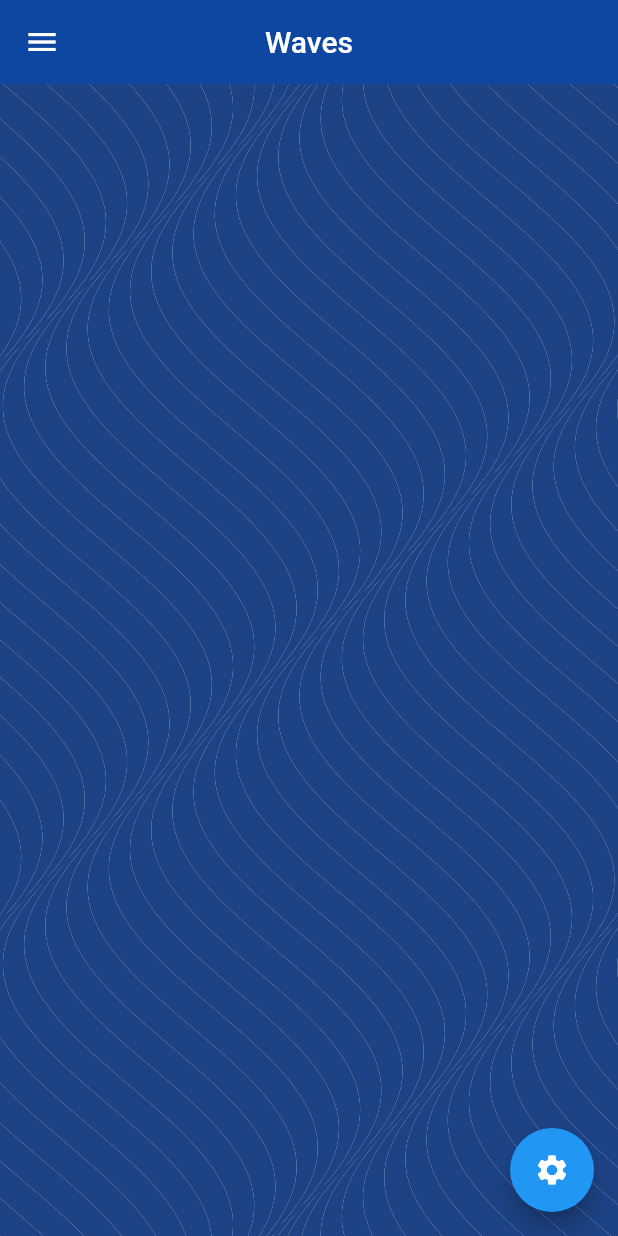
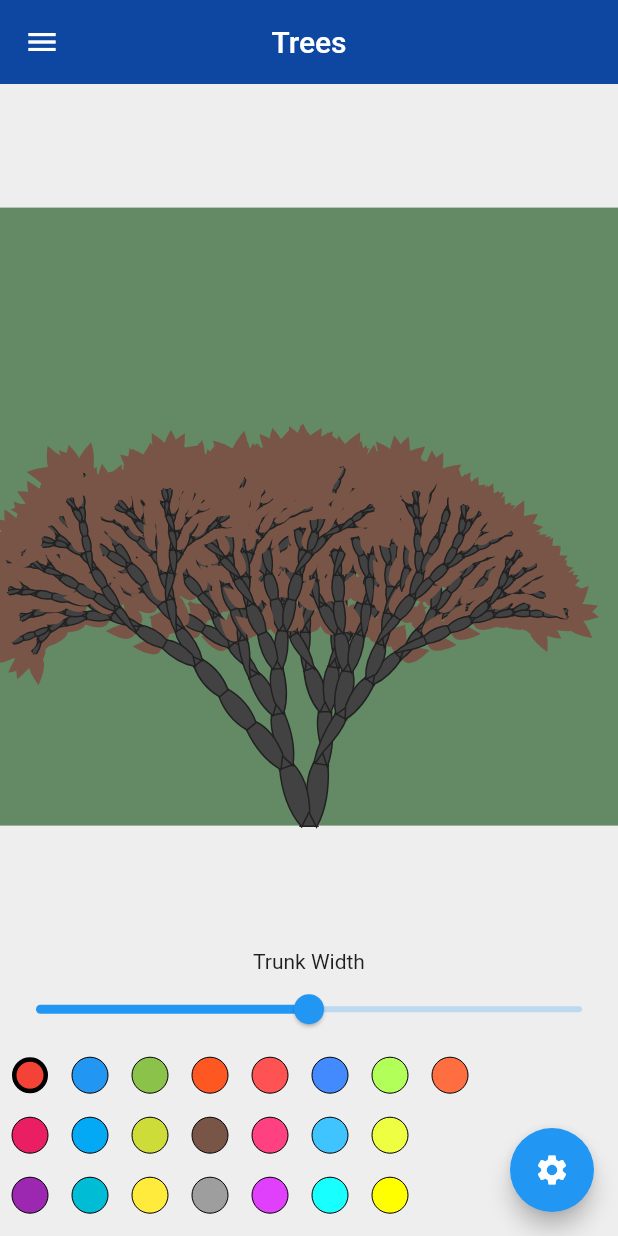
Before and after one commit to baldfatchris/opart_v2, a Flutter app: the screen it shows after launch, on a phone screen of 412 x 824 dp. Run offline on Flutter 3.47's test engine with Material 2 defaults, Android fonts, the phone set to English and light mode, and no system bars; our stand-ins replace flutter_colorpicker, flutter_spinkit.

Commit message:
Put in settings for tree.

```diff
--- a/lib/main.dart
+++ b/lib/main.dart
@@ -11,7 +11,7 @@ void main() => runApp(MaterialApp(
   routes: {
     '/':(context) => Loading(),
     '/menu':(context) => OpArtMenu(),
-    '/tree':(context) => OpArtTree(),
+    '/tree':(context) => OpArtTreeStudio(false),
     '/wallpaper':(context) => OpArtWallpaper(),
     '/waves':(context) => OpArtWaves(),
   },
--- a/lib/menu.dart
+++ b/lib/menu.dart
@@ -10,9 +10,14 @@ class OpArtMenu extends StatefulWidget {
   _OpArtMenuState createState() => _OpArtMenuState();
 }
 
+bool showSettings = true;
+
 class _OpArtMenuState extends State<OpArtMenu> {
   List<OpArtType> OpArtTypes = [
-    OpArtType(name: 'Trees', icon: 'lib/assets/trees.png', widget: OpArtTree()),
+    OpArtType(
+        name: 'Trees',
+        icon: 'lib/assets/trees.png',
+        widget: OpArtTreeStudio(showSettings)),
     OpArtType(
         name: 'Waves', icon: 'lib/assets/waves.png', widget: OpArtWaves()),
     OpArtType(
@@ -21,9 +26,8 @@ class _OpArtMenuState extends State<OpArtMenu> {
         widget: OpArtWallpaper()),
   ];
 
-  int currentWidget = Random().nextInt(3);
-  bool showSettings = false;
-
+//  int currentWidget = Random().nextInt(3);
+int currentWidget = 0;
   @override
   void initState() {
     super.initState();
@@ -37,7 +41,6 @@ class _OpArtMenuState extends State<OpArtMenu> {
           onPressed: () {
             setState(() {
               showSettings = !showSettings;
-
             });
           },
         ),
@@ -75,18 +78,7 @@ class _OpArtMenuState extends State<OpArtMenu> {
           centerTitle: true,
           elevation: 0,
         ),
-        body: !showSettings
-            ? OpArtTypes[currentWidget].widget
-            : SafeArea(
-              child: Container(height: MediaQuery.of(context).size.height,
-                child: ListView(
-                    children: [
-                      Container(height: MediaQuery.of(context).size.height*0.6,child: OpArtTypes[currentWidget].widget),
-                      Text('These are the settings')
-                    ]),
-              ),
-            ));
-
+        body: OpArtTypes[currentWidget].widget);
   }
 }
 
--- a/lib/opart_tree.dart
+++ b/lib/opart_tree.dart
@@ -1,55 +1,125 @@
 import 'package:flutter/material.dart';
 import 'dart:math';
 import 'side_drawer.dart';
+import 'package:flutter_colorpicker/flutter_colorpicker.dart';
 
-void main() {
-  runApp(OpArtTree());
+//void main() {
+//  runApp(OpArtTree());
+//}
+
+List palette = [
+  Colors.red,
+  Colors.pink,
+  Colors.purple,
+  Colors.deepPurple,
+  Colors.indigo,
+  Colors.blue,
+  Colors.lightBlue,
+  Colors.cyan,
+  Colors.teal,
+  Colors.green,
+  Colors.lightGreen,
+  Colors.lime,
+  Colors.yellow,
+  Colors.amber,
+  Colors.orange,
+  Colors.deepOrange,
+  Colors.brown,
+  Colors.grey,
+  Colors.blueGrey,
+  Colors.white,
+  Colors.redAccent,
+  Colors.pinkAccent,
+  Colors.purpleAccent,
+  Colors.deepPurpleAccent,
+  Colors.indigoAccent,
+  Colors.blueAccent,
+  Colors.lightBlueAccent,
+  Colors.cyanAccent,
+  Colors.tealAccent,
+  Colors.greenAccent,
+  Colors.lightGreenAccent,
+  Colors.limeAccent,
+  Colors.yellowAccent,
+  Colors.amberAccent,
+  Colors.orangeAccent,
+  Colors.deepOrangeAccent,
+];
+void changeColor(int index, Color color) {
+  palette.replaceRange(index, index + 1, [color]);
 }
 
-class OpArtTree extends StatelessWidget {
-  // This widget is the root of your application.
+double trunkWidth = 10.0;
+
+class OpArtTreeStudio extends StatefulWidget {
+  bool showSettings;
+  OpArtTreeStudio(this.showSettings);
+
   @override
-  Widget build(BuildContext context) {
-    return MaterialApp(
-      theme: ThemeData(
-        primarySwatch: Colors.blue,
-        visualDensity: VisualDensity.adaptivePlatformDensity,
-      ),
-      home: OpArtStudio(title: 'OpArt Tree'),
-    );
-  }
+  _OpArtTreeStudioState createState() => _OpArtTreeStudioState();
 }
 
-class OpArtStudio extends StatefulWidget {
-  OpArtStudio({Key key, this.title}) : super(key: key);
-
-  // This widget is the home page of your application. It is stateful, meaning
-  // that it has a State object (defined below) that contains fields that affect
-  // how it looks.
-
-  // This class is the configuration for the state. It holds the values (in this
-  // case the title) provided by the parent (in this case the App widget) and
-  // used by the build method of the State. Fields in a Widget subclass are
-  // always marked "final".
-
-  final String title;
-
-  @override
-  _OpArtStudioState createState() => _OpArtStudioState();
-}
-
-class _OpArtStudioState extends State<OpArtStudio> {
-  // int _counter = 0;
-
-  void _incrementCounter() {
-    setState(() {
-      // This call to setState tells the Flutter framework that something has
-      // changed in this State, which causes it to rerun the build method below
-      // so that the display can reflect the updated values. If we changed
-      // _counter without calling setState(), then the build method would not be
-      // called again, and so nothing would appear to happen.
-      // _counter++;
-    });
+class _OpArtTreeStudioState extends State<OpArtTreeStudio> {
+  int _currentColor = 0;
+  Widget settingsWidget() {
+    return Column(
+      children: [
+        Text('Trunk Width'),
+        Slider(
+          value: trunkWidth,
+          min: 0,
+          max: 20,
+          onChanged: (value) {
+            setState(() {
+              trunkWidth = value;
+            });
+          },
+          label: '$trunkWidth',
+        ),
+        Container(
+          height: 200,
+          child: GridView.builder(
+            gridDelegate:
+                SliverGridDelegateWithFixedCrossAxisCount(crossAxisCount: 5),
+            scrollDirection: Axis.horizontal,
+            itemCount: palette.length,
+            itemBuilder: (context, index) {
+              return Padding(
+                padding: const EdgeInsets.all(8.0),
+                child: GestureDetector(
+                  onTap: () {
+                    setState(() {
+                      _currentColor = index;
+                    });
+                  },
+                  child: Container(
+                      decoration: BoxDecoration(
+                          borderRadius: BorderRadius.circular(100),
+                          border:
+                              Border.all(width: _currentColor == index ? 3 : 0),
+                          color: palette[index]),
+                      height: 50,
+                      width: 50),
+                ),
+              );
+            },
+          ),
+        ),
+        SizedBox(height: 10),
+        ColorPicker(
+          displayThumbColor: true,
+          pickerAreaHeightPercent: 0.3,
+          pickerAreaBorderRadius: BorderRadius.circular(10.0),
+          pickerColor: palette[_currentColor],
+          onColorChanged: (color) {
+            setState(() {
+              changeColor(_currentColor, color);
+            });
+          },
+          showLabel: true,
+        ),
+      ],
+    );
   }
 
   Random rnd;
@@ -59,56 +129,40 @@ class _OpArtStudioState extends State<OpArtStudio> {
     rnd = Random(1001);
   }
 
+  Widget bodyWidget() {
+    return Stack(
+      children: [
+        Visibility(
+          visible: true,
+          child: LayoutBuilder(
+            builder: (_, constraints) => Container(
+              width: constraints.widthConstraints().maxWidth,
+              height: constraints.heightConstraints().maxHeight,
+              child: CustomPaint(painter: OpArtTreePainter(rnd)),
+            ),
+          ),
+        )
+      ],
+    );
+  }
+
   @override
   Widget build(BuildContext context) {
-    // This method is rerun every time setState is called, for instance as done
-    // by the _incrementCounter method above.
-    //
-    // The Flutter framework has been optimized to make rerunning build methods
-    // fast, so that you can just rebuild anything that needs updating rather
-    // than having to individually change instances of widgets.
-  //  return
-//      Scaffold(
-//      drawer: DrawerWidget(),
-//      appBar: AppBar(
-//
-//        title: Text(widget.title),
-//        actions: <Widget>[
-//          IconButton(
-//            icon: const Icon(Icons.share),
-//            tooltip: 'Share',
-//            onPressed: () {
-//              // openPage(context);
-//            },
-//          ),
-//        ],
-//      ),
-
-      return Stack(
-        children: [
-          Visibility(
-            visible: true,
-            child: LayoutBuilder(
-              builder: (_, constraints) => Container(
-                width: constraints.widthConstraints().maxWidth,
-                height: constraints.heightConstraints().maxHeight,
-                child: CustomPaint(painter: OpArtTreePainter(rnd)),
+    print(widget.showSettings);
+    return widget.showSettings
+        ? ListView(
+            children: [
+              Container(
+                height: MediaQuery.of(context).size.height * 0.7,
+                child: bodyWidget(),
               ),
-            ),
+              settingsWidget(),
+            ],
           )
-        ],
-      );
-
-//      floatingActionButton: FloatingActionButton(
-//        onPressed: () {
-//          print('FloatingActionButton.onPressed');
-//        },
-//        tooltip: 'Settings',
-//        child: Icon(Icons.settings),
-//      ), // This trailing comma makes auto-formatting nicer for build methods.
-//    );
+        : bodyWidget();
   }
 }
+
 
 class OpArtTreePainter extends CustomPainter {
   Random rnd;
@@ -128,80 +182,35 @@ class OpArtTreePainter extends CustomPainter {
 
     if (canvasWidth / canvasHeight < aspectRatio) {
       borderY = (canvasHeight - canvasWidth / aspectRatio) / 2;
-      imageHeight = imageWidth /aspectRatio;
-    }
-    else {
+      imageHeight = imageWidth / aspectRatio;
+    } else {
       borderX = (canvasWidth - canvasHeight * aspectRatio) / 2;
       imageWidth = imageHeight * aspectRatio;
     }
 
-    print('width: ${canvasWidth}');
-    print('height: ${canvasHeight}');
-    print('canvasWidth / canvasHeight = ${canvasWidth / canvasHeight}');
-    print('aspectRatio = $aspectRatio');
-    print('borderX = $borderX');
-    print('borderY = $borderY');
-    print('imageWidth = $imageWidth');
-    print('imageHeight = $imageHeight');
+//    print('width: ${canvasWidth}');
+//    print('height: ${canvasHeight}');
+//    print('canvasWidth / canvasHeight = ${canvasWidth / canvasHeight}');
+//    print('aspectRatio = $aspectRatio');
+//    print('borderX = $borderX');
+//    print('borderY = $borderY');
+//    print('imageWidth = $imageWidth');
+//    print('imageHeight = $imageHeight');
 
     // colour in the canvas
     var paint1 = Paint()
       ..color = Color(0xff638965)
       ..style = PaintingStyle.fill;
     //a rectangle
-    canvas.drawRect(Offset(borderX, borderY) & Size(imageWidth, imageHeight), paint1);
+    canvas.drawRect(
+        Offset(borderX, borderY) & Size(imageWidth, imageHeight), paint1);
 
-
-
-
-    double trunkWidth = 10.0;
     double widthDecay = 0.92;
     double segmentLength = 40.0;
     double segmentDecay = 0.92;
     double branch = 0.7;
     double angle = 0.5;
     double ratio = 0.7;
-
-
-
-    List palette = [
-      Colors.red,
-      Colors.pink,
-      Colors.purple,
-      Colors.deepPurple,
-      Colors.indigo,
-      Colors.blue,
-      Colors.lightBlue,
-      Colors.cyan,
-      Colors.teal,
-      Colors.green,
-      Colors.lightGreen,
-      Colors.lime,
-      Colors.yellow,
-      Colors.amber,
-      Colors.orange,
-      Colors.deepOrange,
-      Colors.brown,
-      Colors.grey,
-      Colors.blueGrey,
-      Colors.white,
-      Colors.redAccent,
-      Colors.pinkAccent,
-      Colors.purpleAccent,
-      Colors.deepPurpleAccent,
-      Colors.indigoAccent,
-      Colors.blueAccent,
-      Colors.lightBlueAccent,
-      Colors.cyanAccent,
-      Colors.tealAccent,
-      Colors.greenAccent,
-      Colors.lightGreenAccent,
-      Colors.limeAccent,
-      Colors.yellowAccent,
-      Colors.amberAccent,
-      Colors.orangeAccent,
-      Colors.deepOrangeAccent,
-    ];
 
     double direction = pi / 2;
 
@@ -298,8 +307,8 @@ class OpArtTreePainter extends CustomPainter {
       ];
 
       // draw the triangle
-      drawTheTriangle(canvas, borderX, borderY, rootA, rootB, rootX, lineWidth, trunkLineColor,
-          trunkFillColor);
+      drawTheTriangle(canvas, borderX, borderY, rootA, rootB, rootX, lineWidth,
+          trunkLineColor, trunkFillColor);
 
       double directionA;
       double directionB;
@@ -447,15 +456,35 @@ class OpArtTreePainter extends CustomPainter {
       ];
 
       // draw the trunk
-      drawTheTrunk(canvas, borderX, borderY, rootB, P2, P3, rootA, bulbousness, lineWidth,
-          trunkLineColor, trunkFillColor);
+      drawTheTrunk(canvas, borderX, borderY, rootB, P2, P3, rootA, bulbousness,
+          lineWidth, trunkLineColor, trunkFillColor);
 
       // Draw the leaves
       if (currentDepth > leavesAfter) {
-        drawTheLeaf(canvas, borderX, borderY, palette, P2, lineWidth, direction - leafAngle,
-            leafLength, randomLeafLength, leafSquareness, leafStyle);
-        drawTheLeaf(canvas, borderX, borderY, palette, P3, lineWidth, direction + leafAngle,
-            leafLength, randomLeafLength, leafSquareness, leafStyle);
+        drawTheLeaf(
+            canvas,
+            borderX,
+            borderY,
+            palette,
+            P2,
+            lineWidth,
+            direction - leafAngle,
+            leafLength,
+            randomLeafLength,
+            leafSquareness,
+            leafStyle);
+        drawTheLeaf(
+            canvas,
+            borderX,
+            borderY,
+            palette,
+            P3,
+            lineWidth,
+            direction + leafAngle,
+            leafLength,
+            randomLeafLength,
+            leafSquareness,
+            leafStyle);
       }
 
       // next
@@ -523,9 +552,11 @@ class OpArtTreePainter extends CustomPainter {
 
     Path trunk = Path();
     trunk.moveTo(borderX + P1[0], -borderY + P1[1]);
-    trunk.quadraticBezierTo(borderX + PX[0], -borderY + PX[1], borderX + P2[0], -borderY + P2[1]);
+    trunk.quadraticBezierTo(
+        borderX + PX[0], -borderY + PX[1], borderX + P2[0], -borderY + P2[1]);
     trunk.lineTo(borderX + P3[0], -borderY + P3[1]);
-    trunk.quadraticBezierTo(borderX + PY[0], -borderY + PY[1], borderX + P4[0], -borderY + P4[1]);
+    trunk.quadraticBezierTo(
+        borderX + PY[0], -borderY + PY[1], borderX + P4[0], -borderY + P4[1]);
     trunk.close();
 
     canvas.drawPath(
@@ -631,8 +662,10 @@ class OpArtTreePainter extends CustomPainter {
       case "quadratic":
         Path leaf = Path();
         leaf.moveTo(borderX + leafPosition[0], -borderY + leafPosition[1]);
-        leaf.quadraticBezierTo(borderX + PE[0], -borderY + PE[1], borderX + PS[0], -borderY + PS[1]);
-        leaf.quadraticBezierTo(borderX + PW[0], -borderY + PW[1], borderX + leafPosition[0], -borderY + leafPosition[1]);
+        leaf.quadraticBezierTo(borderX + PE[0], -borderY + PE[1],
+            borderX + PS[0], -borderY + PS[1]);
+        leaf.quadraticBezierTo(borderX + PW[0], -borderY + PW[1],
+            borderX + leafPosition[0], -borderY + leafPosition[1]);
         leaf.close();
 
         canvas.drawPath(
--- a/lib/side_drawer.dart
+++ b/lib/side_drawer.dart
@@ -6,7 +6,7 @@ import 'opart_waves.dart';
 import 'opart_wallpaper.dart';
 Widget DrawerWidget(){
   List<OpArtType> OpArtTypes = [
-    OpArtType(name: 'Trees', icon: 'lib/assets/trees.png', widget: OpArtTree()),
+    OpArtType(name: 'Trees', icon: 'lib/assets/trees.png', widget: OpArtTreeStudio(false)),
     OpArtType(name: 'Waves', icon: 'lib/assets/waves.png', widget: OpArtWaves()),
     OpArtType(name: 'Wallpaper', icon: 'lib/assets/wallpaper.png', widget: OpArtWallpaper()),
   ];
--- a/pubspec.yaml
+++ b/pubspec.yaml
@@ -33,6 +33,7 @@ dev_dependencies:
   flutter_test:
     sdk: flutter
   flutter_spinkit: "^4.1.2"
+  flutter_colorpicker: ^0.3.4
 
 # For information on the generic Dart part of this file, see the
 # following page: https://dart.dev/tools/pub/pubspec
```
Also changed, not shown: pubspec.lock.
